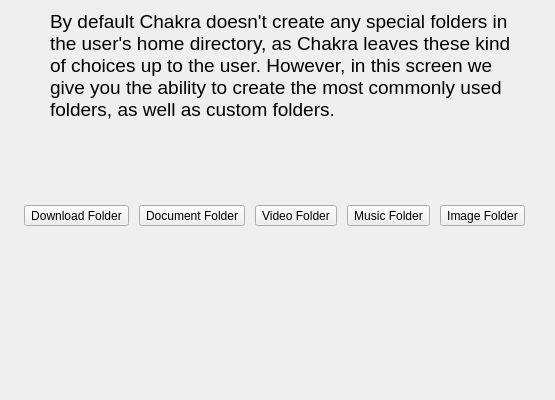
This is ui/ui_scrFolder.ui in rshipp/kapudan as Qt 5 draws it before an edit. The edited form follows.
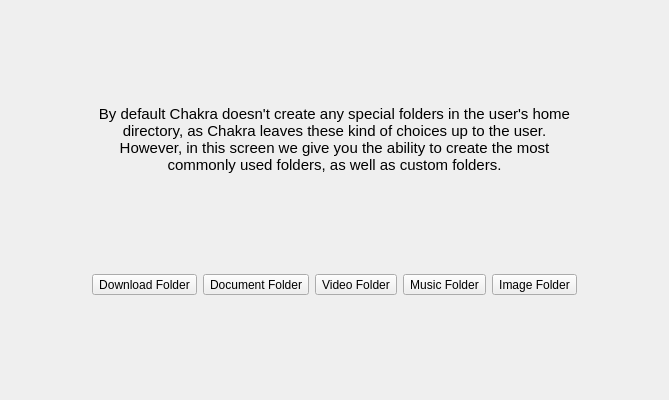
This is the edited form. Icons and pictures are not drawn.

Commit message: finished adding the folder screen

Diff of the .ui file:
```diff
--- a/ui/ui_scrFolder.ui
+++ b/ui/ui_scrFolder.ui
@@ -6,38 +6,15 @@
    <rect>
     <x>0</x>
     <y>0</y>
-    <width>555</width>
+    <width>669</width>
     <height>400</height>
    </rect>
   </property>
   <property name="windowTitle">
    <string>Home Folder</string>
   </property>
-  <widget class="QLabel" name="description">
-   <property name="geometry">
-    <rect>
-     <x>50</x>
-     <y>10</y>
-     <width>471</width>
-     <height>111</height>
-    </rect>
-   </property>
-   <property name="text">
-    <string>&lt;html&gt;&lt;head/&gt;&lt;body&gt;&lt;p&gt;&lt;span style=&quot; font-size:14pt;&quot;&gt;By default Chakra doesn't create any special folders in the user's home directory, as Chakra leaves these kind of choices up to the user. However, in this screen we give you the ability to create the most commonly used folders, as well as custom folders.&lt;/span&gt;&lt;/p&gt;&lt;/body&gt;&lt;/html&gt;</string>
-   </property>
-   <property name="wordWrap">
-    <bool>true</bool>
-   </property>
-  </widget>
-  <widget class="QWidget" name="horizontalLayoutWidget">
-   <property name="geometry">
-    <rect>
-     <x>20</x>
-     <y>130</y>
-     <width>511</width>
-     <height>171</height>
-    </rect>
-   </property>
+  <layout class="QGridLayout" name="gridLayout">
+   <item row="3" column="1">
    <layout class="QHBoxLayout" name="horizontalLayout_2">
     <item>
      <widget class="QToolButton" name="downloadFolderButon">
@@ -55,6 +32,9 @@
         <height>64</height>
        </size>
       </property>
+       <property name="checkable">
+        <bool>true</bool>
+       </property>
       <property name="toolButtonStyle">
        <enum>Qt::ToolButtonTextUnderIcon</enum>
       </property>
@@ -76,6 +56,9 @@
         <height>64</height>
        </size>
       </property>
+       <property name="checkable">
+        <bool>true</bool>
+       </property>
       <property name="toolButtonStyle">
        <enum>Qt::ToolButtonTextUnderIcon</enum>
       </property>
@@ -97,6 +80,9 @@
         <height>64</height>
        </size>
       </property>
+       <property name="checkable">
+        <bool>true</bool>
+       </property>
       <property name="toolButtonStyle">
        <enum>Qt::ToolButtonTextUnderIcon</enum>
       </property>
@@ -118,6 +104,9 @@
         <height>64</height>
        </size>
       </property>
+       <property name="checkable">
+        <bool>true</bool>
+       </property>
       <property name="toolButtonStyle">
        <enum>Qt::ToolButtonTextUnderIcon</enum>
       </property>
@@ -139,13 +128,92 @@
         <height>64</height>
        </size>
       </property>
+       <property name="checkable">
+        <bool>true</bool>
+       </property>
       <property name="toolButtonStyle">
        <enum>Qt::ToolButtonTextUnderIcon</enum>
       </property>
      </widget>
     </item>
    </layout>
-  </widget>
+   </item>
+   <item row="4" column="1">
+    <spacer name="verticalSpacer">
+     <property name="orientation">
+      <enum>Qt::Vertical</enum>
+     </property>
+     <property name="sizeHint" stdset="0">
+      <size>
+       <width>20</width>
+       <height>40</height>
+      </size>
+     </property>
+    </spacer>
+   </item>
+   <item row="1" column="1">
+    <widget class="QLabel" name="description">
+     <property name="text">
+      <string>&lt;html&gt;&lt;head/&gt;&lt;body&gt;&lt;p align=&quot;center&quot;&gt;&lt;span style=&quot; font-size:11pt;&quot;&gt;By default Chakra doesn't create any special folders in the user's home directory, as Chakra leaves these kind of choices up to the user. However, in this screen we give you the ability to create the most commonly used folders, as well as custom folders.&lt;/span&gt;&lt;/p&gt;&lt;/body&gt;&lt;/html&gt;</string>
+     </property>
+     <property name="wordWrap">
+      <bool>true</bool>
+     </property>
+    </widget>
+   </item>
+   <item row="1" column="2">
+    <spacer name="horizontalSpacer_2">
+     <property name="orientation">
+      <enum>Qt::Horizontal</enum>
+     </property>
+     <property name="sizeHint" stdset="0">
+      <size>
+       <width>40</width>
+       <height>20</height>
+      </size>
+     </property>
+    </spacer>
+   </item>
+   <item row="0" column="1">
+    <spacer name="verticalSpacer_2">
+     <property name="orientation">
+      <enum>Qt::Vertical</enum>
+     </property>
+     <property name="sizeHint" stdset="0">
+      <size>
+       <width>20</width>
+       <height>40</height>
+      </size>
+     </property>
+    </spacer>
+   </item>
+   <item row="1" column="0">
+    <spacer name="horizontalSpacer">
+     <property name="orientation">
+      <enum>Qt::Horizontal</enum>
+     </property>
+     <property name="sizeHint" stdset="0">
+      <size>
+       <width>40</width>
+       <height>20</height>
+      </size>
+     </property>
+    </spacer>
+   </item>
+   <item row="2" column="1">
+    <spacer name="verticalSpacer_3">
+     <property name="orientation">
+      <enum>Qt::Vertical</enum>
+     </property>
+     <property name="sizeHint" stdset="0">
+      <size>
+       <width>20</width>
+       <height>40</height>
+      </size>
+     </property>
+    </spacer>
+   </item>
+  </layout>
  </widget>
  <resources>
   <include location="../data/kapudan.qrc"/>
```
Left out of the diff: 2 changed lines with no effect on the pictures. Lines whose indentation alone changed are shown as unchanged. The commit also changes 1 other file.
